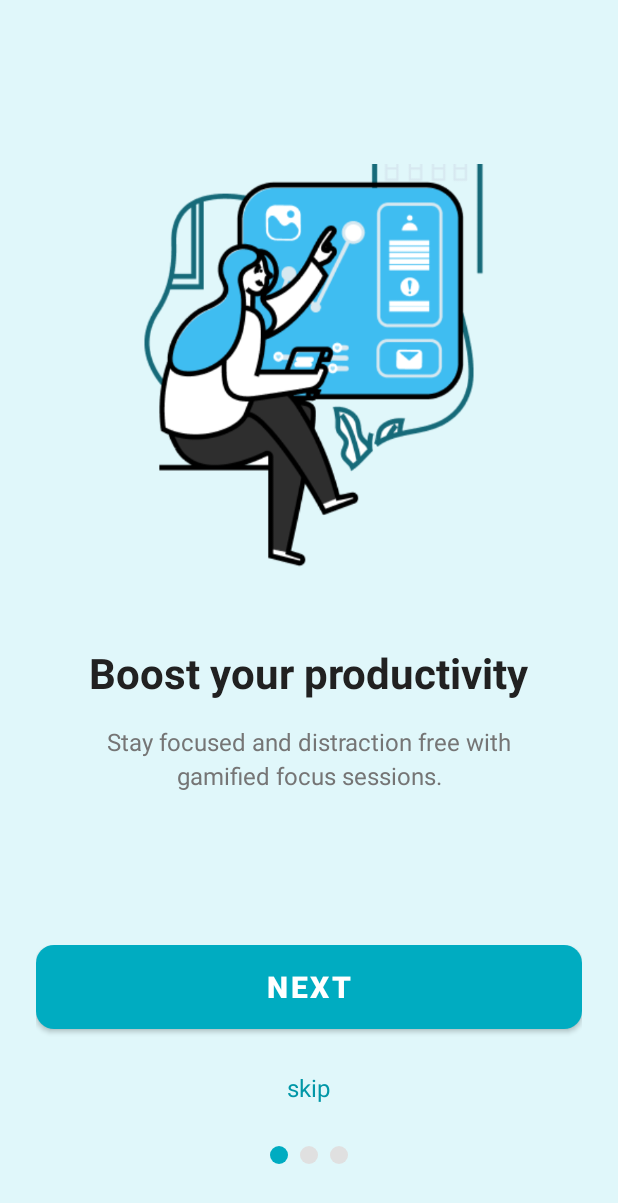
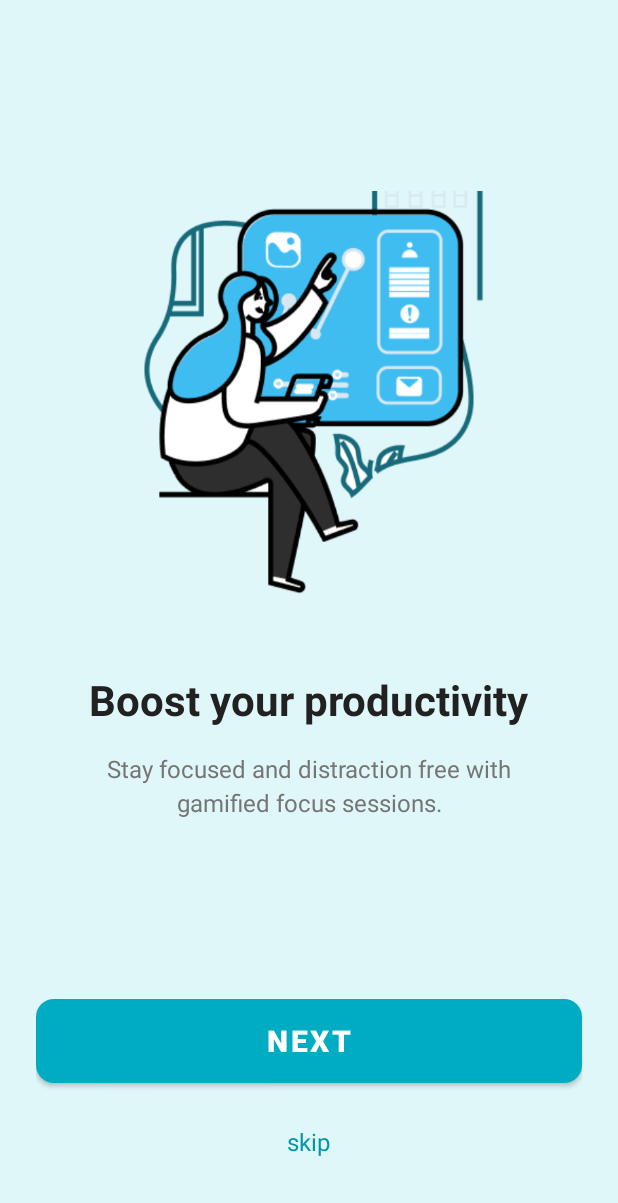
Before and after one commit to senalgalagedara/EduBuddy, an Android app: the screen it shows after launch (OnboardScreen1Activity), on a phone screen of 412 x 824 dp. Shown: the top 1203 px of the screen. Run offline under Robolectric (Android 15) with nearby library versions, the light colour scheme and no system bars.

Commit message:
all done

```diff
--- a/app/src/main/java/com/example/edubuddy_app/home.kt
+++ b/app/src/main/java/com/example/edubuddy_app/home.kt
@@ -18,7 +18,6 @@ class HomeActivity : AppCompatActivity() {
     override fun onCreate(savedInstanceState: Bundle?) {
         super.onCreate(savedInstanceState)
         setContentView(R.layout.activity_home)
-
         initViews()
         setupClickListeners()
     }
@@ -41,7 +40,6 @@ class HomeActivity : AppCompatActivity() {
 
     private fun setupBottomNavigation() {
         navHome.setOnClickListener {
-            // Already on Home → do nothing
         }
 
         navLessons.setOnClickListener {
@@ -64,24 +62,20 @@ class HomeActivity : AppCompatActivity() {
     private fun navigateToLessons() {
         val intent = Intent(this, LessonsActivity::class.java)
         startActivity(intent)
-        overridePendingTransition(R.transition.side_in_left, R.transition.side_out_right)
     }
 
     private fun navigateToFocus() {
         val intent = Intent(this, FocusActivity::class.java)
         startActivity(intent)
-        overridePendingTransition(R.transition.side_in_left, R.transition.side_out_right)
     }
 
     private fun navigateToTodo() {
         val intent = Intent(this, TodoActivity::class.java)
         startActivity(intent)
-        overridePendingTransition(R.transition.side_in_left, R.transition.side_out_right)
     }
 
     private fun navigateToProfile() {
         val intent = Intent(this, ProfileActivity::class.java)
         startActivity(intent)
-        overridePendingTransition(R.transition.side_in_left, R.transition.side_out_right)
     }
 }
--- a/app/src/main/java/com/example/edubuddy_app/onboard_scrn1.kt
+++ b/app/src/main/java/com/example/edubuddy_app/onboard_scrn1.kt
@@ -5,7 +5,6 @@ import android.os.Bundle
 import android.widget.Button
 import android.widget.TextView
 import androidx.appcompat.app.AppCompatActivity
-
 
 class OnboardScreen1Activity : AppCompatActivity() {
 
@@ -38,7 +37,6 @@ class OnboardScreen1Activity : AppCompatActivity() {
     private fun navigateToScreen2() {
         val intent = Intent(this, OnboardScreen2Activity::class.java)
         startActivity(intent)
-        overridePendingTransition(R.transition.side_in_right, R.transition.side_out_left)
     }
 
     private fun navigateToRegister() {
--- a/app/src/main/java/com/example/edubuddy_app/onboard_scrn2.kt
+++ b/app/src/main/java/com/example/edubuddy_app/onboard_scrn2.kt
@@ -18,7 +18,6 @@ class OnboardScreen2Activity : AppCompatActivity() {
         initViews()
         setupClickListeners()
     }
-
     private fun initViews() {
         btnNext = findViewById(R.id.btnNext)
         btnSkip = findViewById(R.id.btnSkip)
@@ -37,7 +36,6 @@ class OnboardScreen2Activity : AppCompatActivity() {
     private fun navigateToScreen3() {
         val intent = Intent(this, OnboardScreen3Activity::class.java)
         startActivity(intent)
-        overridePendingTransition(R.transition.side_in_right, R.transition.side_out_left)
     }
 
     private fun navigateToRegister() {
--- a/app/src/main/java/com/example/edubuddy_app/onboard_scrn3.kt
+++ b/app/src/main/java/com/example/edubuddy_app/onboard_scrn3.kt
@@ -37,12 +37,10 @@ class OnboardScreen3Activity : AppCompatActivity() {
     private fun navigateToRegister() {
         val intent = Intent(this, RegisterActivity::class.java)
         startActivity(intent)
-        overridePendingTransition(R.transition.side_in_right, R.transition.side_out_left)
     }
 
     private fun navigateToLogin() {
         val intent = Intent(this, LoginActivity::class.java)
         startActivity(intent)
-        overridePendingTransition(R.transition.side_in_right, R.transition.side_out_left)
     }
 }
--- a/app/src/main/res/layout/activity_focus.xml
+++ b/app/src/main/res/layout/activity_focus.xml
@@ -13,9 +13,6 @@
         android:gravity="center"
         android:padding="24dp">
 
-        <View
-            android:layout_width="match_parent"
-            android:layout_height="24dp" />
 
         <LinearLayout
             android:layout_width="match_parent"
--- a/app/src/main/res/layout/activity_lesson.xml
+++ b/app/src/main/res/layout/activity_lesson.xml
@@ -263,7 +263,6 @@
 
                 </androidx.cardview.widget.CardView>
 
-                <!-- Trigonometry -->
                 <androidx.cardview.widget.CardView
                     android:layout_width="0dp"
                     android:layout_height="120dp"
@@ -305,7 +304,6 @@
 
     </ScrollView>
 
-    <!-- Bottom Navigation -->
     <include layout="@layout/bottom_navigation" />
 
 </LinearLayout>
--- a/app/src/main/res/layout/activity_login.xml
+++ b/app/src/main/res/layout/activity_login.xml
@@ -13,7 +13,7 @@
         android:textSize="32sp"
         android:textStyle="bold"
         android:textColor="@color/text_primary"
-        android:layout_marginTop="60dp"
+        android:layout_marginTop="61dp"
         android:layout_marginBottom="60dp"
         android:layout_gravity="center" />
 
--- a/app/src/main/res/layout/activity_onboard_scrn1.xml
+++ b/app/src/main/res/layout/activity_onboard_scrn1.xml
@@ -33,7 +33,6 @@
             android:layout_marginBottom="16dp"
             android:textAlignment="center" />
 
-        <!-- Description -->
         <TextView
             android:layout_width="match_parent"
             android:layout_height="wrap_content"
@@ -77,37 +76,7 @@
             android:background="?attr/selectableItemBackground"
             android:clickable="true"
             android:focusable="true" />
-
-        <LinearLayout
-            android:layout_width="wrap_content"
-            android:layout_height="wrap_content"
-            android:layout_gravity="center"
-            android:orientation="horizontal">
-
-            <View
-                android:layout_width="12dp"
-                android:layout_height="12dp"
-                android:background="@drawable/page_indicator_active"
-                android:layout_marginEnd="8dp" />
-
-            <View
-                android:layout_width="12dp"
-                android:layout_height="12dp"
-                android:background="@drawable/page_indicator_inactive"
-                android:layout_marginEnd="8dp" />
-
-            <View
-                android:layout_width="12dp"
-                android:layout_height="12dp"
-                android:background="@drawable/page_indicator_inactive" />
-
-        </LinearLayout>
-
     </LinearLayout>
 
-    <!-- Bottom Navigation Space -->
-    <View
-        android:layout_width="match_parent"
-        android:layout_height="24dp" />
 
 </LinearLayout>
--- a/app/src/main/res/layout/activity_profile.xml
+++ b/app/src/main/res/layout/activity_profile.xml
@@ -405,7 +405,6 @@
 
     </ScrollView>
 
-    <!-- Bottom Navigation -->
     <include layout="@layout/bottom_navigation" />
 
 </LinearLayout>
--- a/app/src/main/res/layout/activity_todo.xml
+++ b/app/src/main/res/layout/activity_todo.xml
@@ -27,6 +27,7 @@
                 android:layout_marginTop="24dp" />
 
             <LinearLayout
+                android:layout_marginTop="25dp"
                 android:layout_width="match_parent"
                 android:layout_height="wrap_content"
                 android:orientation="horizontal"
@@ -170,7 +171,6 @@
 
                 </LinearLayout>
 
-                <!-- Wednesday -->
                 <LinearLayout
                     android:layout_width="0dp"
                     android:layout_height="wrap_content"
@@ -315,6 +315,7 @@
             </LinearLayout>
 
             <LinearLayout
+                android:layout_marginTop="150dp"
                 android:layout_width="match_parent"
                 android:layout_height="wrap_content"
                 android:orientation="horizontal"
@@ -351,7 +352,6 @@
 
     </ScrollView>
 
-    <!-- Bottom Navigation -->
     <include layout="@layout/bottom_navigation" />
 
 </LinearLayout>
```
Also changed, not shown: app/src/main/java/com/example/edubuddy_app/focus.kt (+1 -6 lines), app/src/main/java/com/example/edubuddy_app/lesson.kt (+0 -7 lines), app/src/main/java/com/example/edubuddy_app/login.kt (+1 -10 lines), app/src/main/java/com/example/edubuddy_app/profile.kt (+2 -6 lines), app/src/main/java/com/example/edubuddy_app/register.kt (+4 -11 lines), app/src/main/java/com/example/edubuddy_app/todo.kt (+2 -10 lines), app/src/main/res/layout/activity_home.xml (+8 -0 lines), app/src/main/res/layout/activity_onboard_scrn2.xml (+0 -29 lines), app/src/main/res/layout/activity_onboard_scrn3.xml (+0 -7 lines), app/src/main/res/layout/activity_register.xml (+3 -7 lines).
